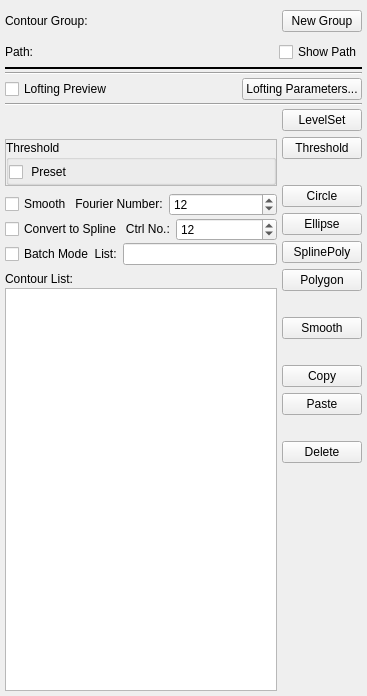
Above: org.sv.gui.qt.ml/src/internal/svMLSeg2DEdit.ui from gmaher/ml_plugin before the change. Below: the same form after it.
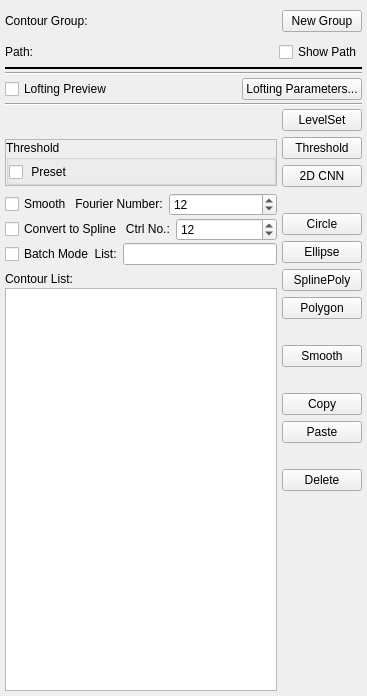
That is the form after the change. Custom widgets are drawn as their Qt base class.

Diff of the .ui file:
```diff
--- a/org.sv.gui.qt.ml/src/internal/svMLSeg2DEdit.ui
+++ b/org.sv.gui.qt.ml/src/internal/svMLSeg2DEdit.ui
@@ -584,6 +584,13 @@
            </property>
           </widget>
          </item>
+         <item>
+          <widget class="QPushButton" name="NNPushButton">
+           <property name="text">
+            <string>2D CNN</string>
+           </property>
+          </widget>
+         </item>
          <item>
           <widget class="QLabel" name="label_2">
            <property name="text">
```
Left out of the diff: 1 changed line with no effect on the pictures.
